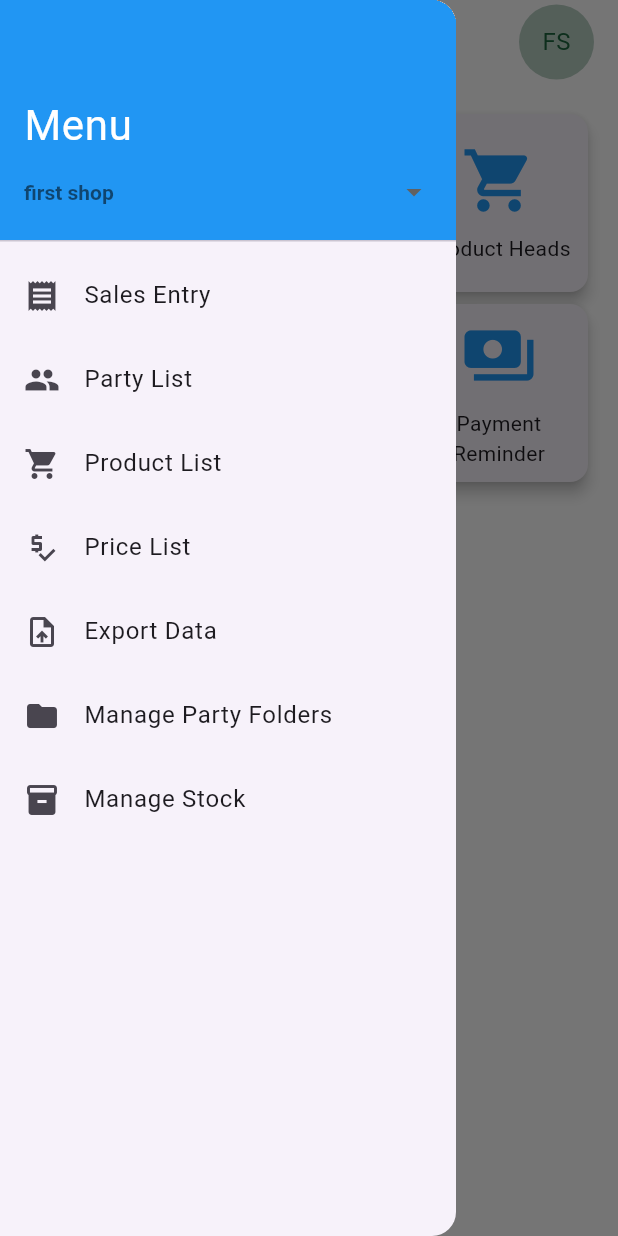
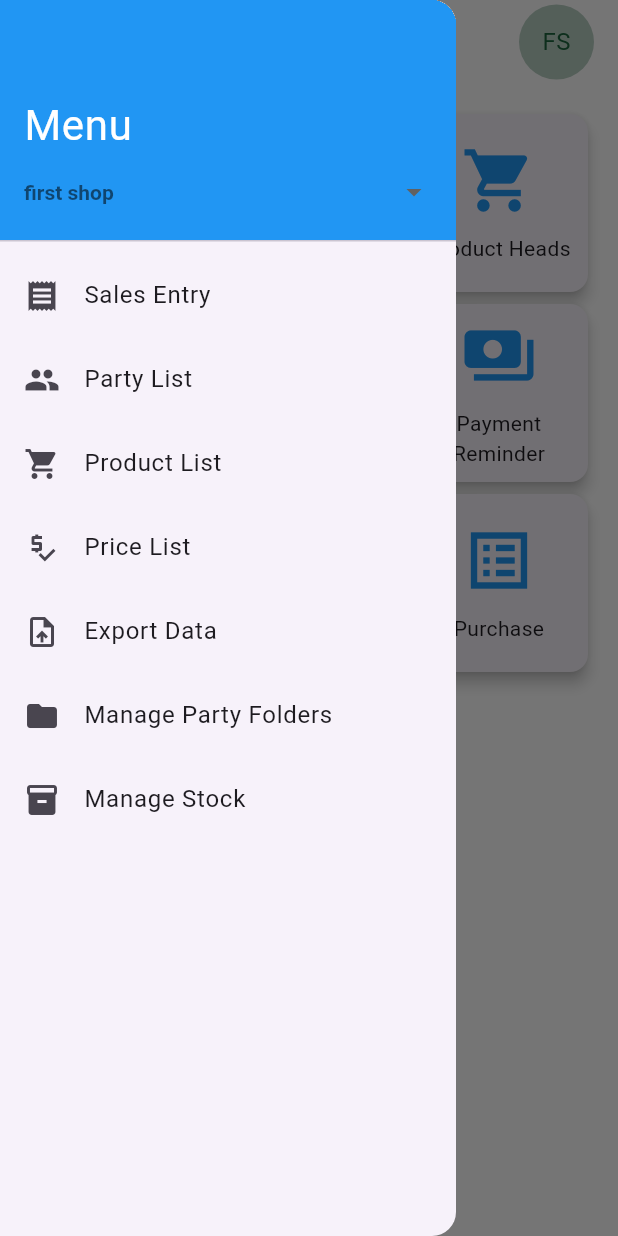
Before and after one commit to DeepGhaghra/SalesAppAndroid, a Flutter app: the screen it shows after launch, with the side drawer open, on a phone screen of 412 x 824 dp. Run offline on Flutter 3.47's test engine with Material 3 defaults, Android fonts, the phone set to English and light mode, and no system bars; our stand-ins replace awesome_notifications, cached_network_image, connectivity_plus, file_picker, flutter_local_notifications, flutter_svg and 11 more; missing offline and left inert: android_intent_plus, drop_down_list, excel, universal_html; accounts and stored records are empty.

Commit message:
purchse module added

```diff
--- a/lib/app/modules/Dashboard/views/dashboard_view.dart
+++ b/lib/app/modules/Dashboard/views/dashboard_view.dart
@@ -13,94 +13,104 @@ import '../controllers/dashboard_controller.dart';
 class DashboardView extends GetView<DashboardController> {
   const DashboardView({super.key});
 
-
-
   @override
   Widget build(BuildContext context) {
-    return BaseScreen(body:  _homeMenu(context), globalKey:GlobalKey()  ,nameOfScreen: "DashBoard",);
-
+    return BaseScreen(
+      body: _homeMenu(context),
+      globalKey: GlobalKey(),
+      nameOfScreen: "Dashboard",
+    );
   }
 }
 
+Widget _homeMenu(BuildContext context) {
+  // Get screen width
+  double screenWidth = MediaQuery.of(context).size.width;
 
+  // Automatically adjust crossAxisCount based on screen width
+  int crossAxisCount =
+      screenWidth > 600 ? 5 : 3; // For tablets or larger screens, use 4 columns
 
-Widget _homeMenu(BuildContext context) {
   return GridView.count(
-    crossAxisCount: 3,
+    crossAxisCount: crossAxisCount,
     padding: const EdgeInsets.all(16),
     children: [
       _menuTile(
         context,
         "Daily Sales Entry",
         Icons.receipt,
-          Routes.SALESENTRIES
+        Routes.SALESENTRIES,
         // const SalesEntryScreen(),
       ),
       _menuTile(
         context,
         "Manage Parties",
         Icons.group,
-          Routes.PARTYLIST
+        Routes.PARTYLIST,
         // const PartyListScreen(isOnline: true),
       ),
       _menuTile(
         context,
         "Product Heads",
         Icons.shopping_cart,
-          Routes.PRODUCTLIST
+        Routes.PRODUCTLIST,
         // const ProductListScreen(isOnline: true),
       ),
       _menuTile(
         context,
         "Price List View",
         Icons.price_check,
-          Routes.PRICELIST
+        Routes.PRICELIST,
         // const PriceListScreen(),
       ),
       _menuTile(
         context,
         "Export Data",
         Icons.upload_file,
-        Routes.EXPORTDATA
+        Routes.EXPORTDATA,
         // const ExportDataView(),
       ),
       _menuTile(
         context,
         "Payment Reminder",
         Icons.payments,
-       Routes.PAYREMINDER
+        Routes.PAYREMINDER,
         // const PaymentReminderScreen(),
       ),
       _menuTile(
         context,
         "Party Sales Target",
         Icons.document_scanner_sharp,
-        Routes.PARTYSALESTARGET
+        Routes.PARTYSALESTARGET,
         // const PartySalesTargetScreen(),
       ),
       _menuTile(
         context,
         "Stock View",
         Icons.inventory_2,
-      Routes.STOCKVIEW
+        Routes.STOCKVIEW,
         // const StockViewScreen(),
+      ), _menuTile(
+        context,
+        "Purchase",
+        Icons.list_alt_sharp,
+        Routes.PURCHASE,
       ),
     ],
   );
 }
 
 Widget _menuTile(
-    BuildContext context,
-    String title,
-    IconData icon,
+  BuildContext context,
+  String title,
+  IconData icon,
   String routeName,
-    ) {
+) {
   return Card(
     elevation: 4,
     child: InkWell(
       onTap: () {
-
-        if(routeName.isNotEmpty) {
+        if (routeName.isNotEmpty) {
           Get.toNamed(routeName);
         }
       },
@@ -115,4 +125,3 @@ Widget _menuTile(
     ),
   );
 }
-//
--- a/lib/app/routes/app_pages.dart
+++ b/lib/app/routes/app_pages.dart
@@ -19,6 +19,9 @@ import 'package:sales_app/app/modules/sales_entries/bindings/sales_entries_bindi
 import 'package:sales_app/app/modules/sales_entries/views/sales_entries_view.dart';
 import 'package:sales_app/app/modules/stock_view/bindings/stock_binding.dart';
 import 'package:sales_app/app/modules/stock_view/views/stock_view.dart';
+import 'package:sales_app/app/modules/purchase/bindings/purchase_binding.dart';
+import 'package:sales_app/app/modules/purchase/views/purchase_view.dart';
+
 
 import '../modules/Dashboard/bindings/dashboard_binding.dart';
 import '../modules/Dashboard/views/dashboard_view.dart';
@@ -99,5 +102,11 @@ class AppPages {
       page: () => StockViewScreen(),
       binding: StockBinding(),
     ),
+
+     GetPage(
+      name: _Paths.PURCHASE,
+      page: () => PurchaseViewScreen(),
+      binding: PurchaseBinding(),
+    ),
   ];
 }
--- a/lib/app/routes/app_routes.dart
+++ b/lib/app/routes/app_routes.dart
@@ -8,13 +8,13 @@ abstract class Routes {
   static const PARTYFOLDER = _Paths.PARTYFOLDER;
 
   static const PARTYLIST = _Paths.PARTYLIST;
-  static const PARTYSALESTARGET= _Paths.PARTYSALESTARGET;
-  static const PAYREMINDER= _Paths.PAYREMINDER;
-  static const PRICELIST= _Paths.PRICELIST;
+  static const PARTYSALESTARGET = _Paths.PARTYSALESTARGET;
+  static const PAYREMINDER = _Paths.PAYREMINDER;
+  static const PRICELIST = _Paths.PRICELIST;
   static const PRODUCTLIST = _Paths.PRODUCTLIST;
   static const SALESENTRIES = _Paths.SALESENTRIES;
   static const STOCKVIEW = _Paths.STOCKVIEW;
-
+  static const PURCHASE = _Paths.PURCHASE;
 }
 
 abstract class _Paths {
@@ -23,11 +23,11 @@ abstract class _Paths {
   static const EXPORTDATA = '/exportData';
   static const PARTYFOLDER = '/partyFolder';
   static const PARTYLIST = '/partyList';
-  static const  PARTYSALESTARGET = '/partySalesTarget';
-  static const  PAYREMINDER=   '/payReminder';
-  static const  PRICELIST=   '/priceList';
-  static const  PRODUCTLIST=   '/productList';
-  static const  SALESENTRIES=   '/salesEntries';
-  static const  STOCKVIEW=   '/stockView';
-
+  static const PARTYSALESTARGET = '/partySalesTarget';
+  static const PAYREMINDER = '/payReminder';
+  static const PRICELIST = '/priceList';
+  static const PRODUCTLIST = '/productList';
+  static const SALESENTRIES = '/salesEntries';
+  static const STOCKVIEW = '/stockView';
+  static const PURCHASE = '/purchase';
 }
```
Also changed, not shown: lib/app/modules/purchase/bindings/purchase_binding.dart (added, +9 -0 lines), lib/app/modules/purchase/controllers/purchase_controller.dart (added, +56 -0 lines), lib/app/modules/purchase/model/PurchaseList.dart (added, +30 -0 lines), lib/app/modules/purchase/repository/purchase_repository.dart (added, +27 -0 lines), lib/app/modules/purchase/views/purchase_view.dart (added, +105 -0 lines).
